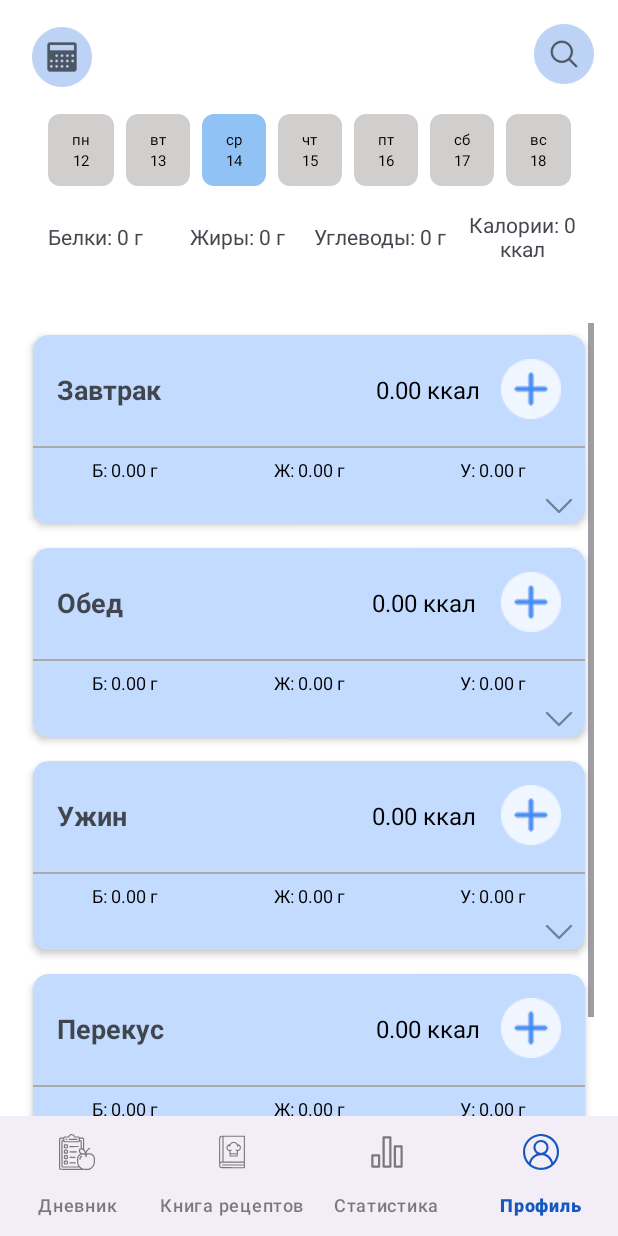
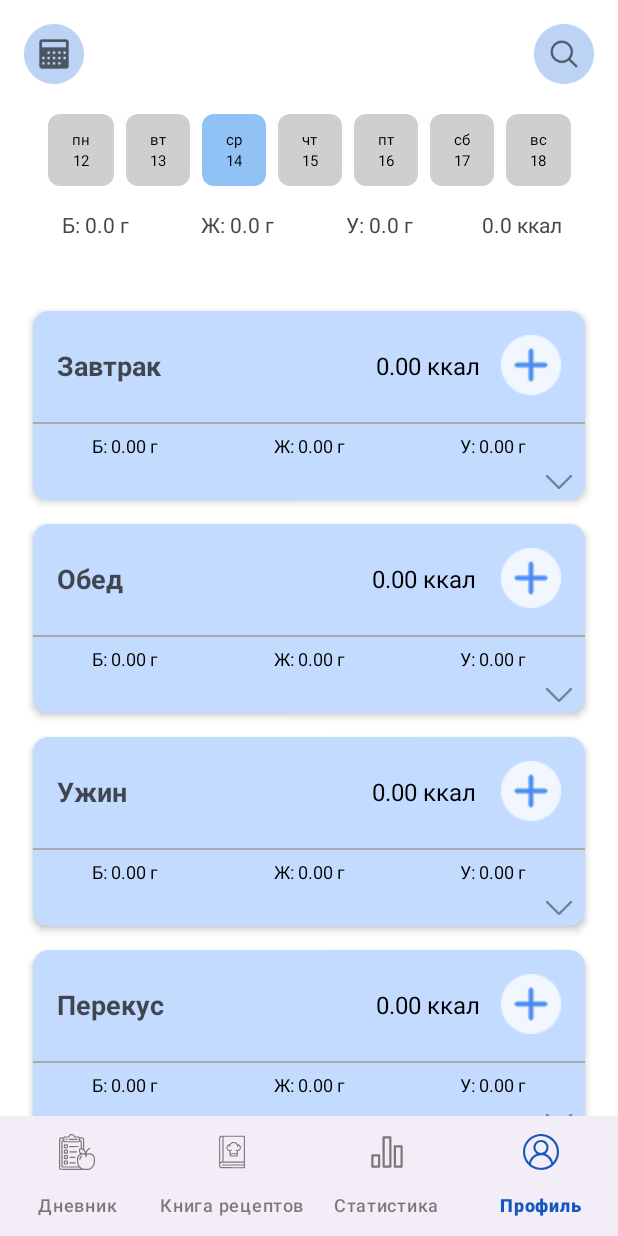
Before and after one commit to ismailkhanova/CalorieCalc, an Android app built with Jetpack Compose: the fragment DiaryFragment placed in its activity, on a phone screen of 412 x 824 dp. Run offline under Robolectric (Android 15) with nearby library versions, the phone set to English and light mode, and no system bars; our stand-ins replace Firebase (no records; nobody signed in at launch, a user with empty details on screens opened directly), navigation-ui.

Commit message:
Count sum of КБЖУ

```diff
--- a/app/src/main/java/com/example/caloriecalc/data/DiaryViewModel.kt
+++ b/app/src/main/java/com/example/caloriecalc/data/DiaryViewModel.kt
@@ -15,6 +15,7 @@ import com.google.firebase.database.ValueEventListener
 import com.google.firebase.database.database
 import java.time.DayOfWeek
 import java.time.LocalDate
+import kotlin.math.roundToInt
 
 class DiaryViewModel: ViewModel() {
     private val database = Firebase.database.reference
@@ -29,9 +30,13 @@ class DiaryViewModel: ViewModel() {
 
     private val _isLoading = MutableLiveData(false)
     val isLoading: LiveData<Boolean> = _isLoading
+    private val _goalCalories = MutableLiveData<Int>()
+    val goalCalories: LiveData<Int> = _goalCalories
+
     init {
         database.keepSynced(true)
         loadInitialWeekData()
+        loadUserGoalCalories()
     }
 
     fun loadInitialWeekData() {
@@ -143,4 +148,37 @@ class DiaryViewModel: ViewModel() {
         return _foodData.value?.get(date) ?: emptyMap()
     }
 
+    fun loadUserGoalCalories() {
+        database.child("profiles").child(currentUserId).child("goalCalories")
+            .addListenerForSingleValueEvent(object : ValueEventListener {
+                override fun onDataChange(snapshot: DataSnapshot) {
+                    val goal = snapshot.getValue(Int::class.java)
+                    _goalCalories.value = goal ?: 2000
+                }
+                override fun onCancelled(error: DatabaseError){
+                    Log.e("DiaryViewModel", "Failed to load goalCalories", error.toException())
+                }
+            })
+    }
+
+    fun getNutrientSummaryForDate(date: LocalDate): NutrientSummary {
+        val meals = getFoodForDate(date)
+        var totalCalories = 0.0
+        var totalProtein = 0.0
+        var totalFats = 0.0
+        var totalCarbs = 0.0
+
+        for((_, products) in meals){
+            for(product in products){
+                totalCalories += product.calories.roundToInt()
+                totalProtein += product.protein_g
+                totalFats += product.fat_total_g
+                totalCarbs += product.carbohydrates_total_g
+            }
+        }
+
+        return NutrientSummary(totalCalories, totalProtein, totalFats, totalCarbs)
+
+    }
+
 }
--- a/app/src/main/java/com/example/caloriecalc/data/NutrientSummary.kt
+++ b/app/src/main/java/com/example/caloriecalc/data/NutrientSummary.kt
@@ -1,8 +1,8 @@
 package com.example.caloriecalc.data
 
 data class NutrientSummary(
-    val calories: Int,
-    val protein: Float,
-    val fats: Float,
-    val carbs: Float
+    val calories: Double,
+    val protein: Double,
+    val fats: Double,
+    val carbs: Double
 )
--- a/app/src/main/java/com/example/caloriecalc/fragments/DiaryFragment.kt
+++ b/app/src/main/java/com/example/caloriecalc/fragments/DiaryFragment.kt
@@ -27,6 +27,7 @@ import java.time.DayOfWeek
 import java.time.Instant
 import java.time.LocalDate
 import java.time.ZoneId
+import kotlin.math.roundToInt
 
 class DiaryFragment : Fragment() {
     private lateinit var viewModel: DiaryViewModel
@@ -59,6 +60,12 @@ class DiaryFragment : Fragment() {
         recyclerViewMeals = view.findViewById(R.id.recyclerViewMeals)
         progressBar = view.findViewById(R.id.progressBar)
 
+        totalCaloriesTextView = view.findViewById(R.id.text_total_calories)
+        totalProteinTextView = view.findViewById(R.id.text_total_protein)
+        totalFatsTextView = view.findViewById(R.id.text_total_fats)
+        totalCarbsTextView = view.findViewById(R.id.text_total_carbs)
+
+
 
         view.findViewById<ImageView>(R.id.btn_calendar).setOnClickListener {
             showDatePicker()
@@ -88,6 +95,19 @@ class DiaryFragment : Fragment() {
             val meals = viewModel.getMealsForDate(date)
             updateMealsForDate(date, meals)
         }
+
+        viewModel.goalCalories.observe(viewLifecycleOwner) { goalCalories ->
+            val selectedDate = viewModel.selectedDate.value ?: LocalDate.now()
+            updateNutrientUI(goalCalories, selectedDate)
+        }
+
+        viewModel.foodData.observe(viewLifecycleOwner) {
+            val selectedDate = viewModel.selectedDate.value ?: LocalDate.now()
+            viewModel.goalCalories.value?.let { goalCalories ->
+                updateNutrientUI(goalCalories, selectedDate)
+            }
+        }
+
 
         viewModel.loadInitialWeekData()
 
@@ -226,6 +246,33 @@ class DiaryFragment : Fragment() {
         daysAdapter.submitList(updatedDays)
     }
 
+    private fun updateNutrientUI(goalCalories: Int, date: LocalDate) {
+        val summary = viewModel.getNutrientSummaryForDate(date)
+
+        totalCaloriesTextView.text = "${summary.calories} ккал"
+        totalProteinTextView.text = "Б: ${"%.1f".format(summary.protein)} г"
+        totalFatsTextView.text = "Ж: ${"%.1f".format(summary.fats)} г"
+        totalCarbsTextView.text = "У: ${"%.1f".format(summary.carbs)} г"
+
+        val percentOfGoal = if (goalCalories > 0){
+            ((summary.calories * 100) / goalCalories).roundToInt()
+        }else 0
+        view?.findViewById<TextView>(R.id.caloriesInPercent)?.text = "РСК: $percentOfGoal%"
+
+        val proteinCalories = summary.protein * 4
+        val fatsCalories = summary.fats * 9
+        val carbsCalories = summary.carbs * 4
+        val total = proteinCalories + fatsCalories + carbsCalories
+
+        val proteinPercent = if (total > 0) ((proteinCalories * 100.0) / total).roundToInt() else 0
+        val fatsPercent = if (total > 0)  ((fatsCalories * 100.0) / total).roundToInt() else 0
+        val carbsPercent = if (total > 0) 100 - (proteinPercent + fatsPercent) else 0
+
+        view?.findViewById<TextView>(R.id.proteinInPercent)?.text = "$proteinPercent%"
+        view?.findViewById<TextView>(R.id.fatsInPercent)?.text = "$fatsPercent%"
+        view?.findViewById<TextView>(R.id.carbsInPercent)?.text = "$carbsPercent%"
+    }
+
     override fun onResume() {
         super.onResume()
         viewModel.selectedDate.value?.let { currentDate ->
--- a/app/src/main/res/layout/fragment_diary.xml
+++ b/app/src/main/res/layout/fragment_diary.xml
@@ -1,50 +1,51 @@
 <?xml version="1.0" encoding="utf-8"?>
-<androidx.constraintlayout.widget.ConstraintLayout
+<androidx.core.widget.NestedScrollView
     xmlns:android="http://schemas.android.com/apk/res/android"
+    xmlns:app="http://schemas.android.com/apk/res-auto"
     xmlns:tools="http://schemas.android.com/tools"
-    xmlns:app="http://schemas.android.com/apk/res-auto"
     android:layout_width="match_parent"
     android:layout_height="match_parent"
+    android:fillViewport="true">
+
+    <androidx.constraintlayout.widget.ConstraintLayout
+        android:layout_width="match_parent"
+        android:layout_height="wrap_content"
         tools:context=".fragments.DiaryFragment">
 
-
-    <!-- Кнопка поиска в правом верхнем углу -->
+        <!-- Кнопка поиска -->
         <ImageView
             android:id="@+id/search_button"
             android:layout_width="40dp"
             android:layout_height="40dp"
+            android:layout_margin="16dp"
+            android:contentDescription="Search"
             android:src="@drawable/search_button"
-        android:contentDescription="Search"
-        app:layout_constraintTop_toTopOf="parent"
             app:layout_constraintEnd_toEndOf="parent"
-        android:layout_margin="16dp"/>
+            app:layout_constraintTop_toTopOf="parent" />
+
+        <!-- Календарь -->
+        <ImageView
+            android:id="@+id/btn_calendar"
+            android:layout_width="40dp"
+            android:layout_height="40dp"
+            android:layout_margin="16dp"
+            android:contentDescription="Calendar"
+            android:src="@drawable/calendar_icon"
+            app:layout_constraintStart_toStartOf="parent"
+            app:layout_constraintTop_toTopOf="parent" />
 
         <!-- Горизонтальный календарь -->
         <androidx.recyclerview.widget.RecyclerView
             android:id="@+id/recyclerViewDays"
             android:layout_width="wrap_content"
             android:layout_height="wrap_content"
+            android:layout_marginTop="20dp"
             android:orientation="horizontal"
-        app:layout_constraintTop_toBottomOf="@id/search_button"
+            app:layout_constraintEnd_toEndOf="parent"
             app:layout_constraintStart_toStartOf="parent"
-        app:layout_constraintEnd_toEndOf="parent"
-        android:layout_marginTop="20dp"/>
+            app:layout_constraintTop_toBottomOf="@id/search_button" />
 
-
-    <ImageView
-        android:id="@+id/btn_calendar"
-        android:layout_width="40dp"
-        android:layout_height="40dp"
-        android:layout_margin="16dp"
-        android:contentDescription="Search"
-        android:src="@drawable/calendar_icon"
-        app:layout_constraintBottom_toTopOf="@+id/recyclerViewDays"
-        app:layout_constraintEnd_toStartOf="@+id/search_button"
-        app:layout_constraintHorizontal_bias="0.018"
-        app:layout_constraintStart_toStartOf="parent"
-        app:layout_constraintTop_toTopOf="parent" />
-
-
+        <!-- Сумма питательных веществ -->
         <LinearLayout
             android:id="@+id/nutrition_summary"
             android:layout_width="match_parent"
@@ -79,6 +80,7 @@
                 android:gravity="center"
                 android:text="Углеводы: 0 г" />
 
+
             <TextView
                 android:id="@+id/text_total_calories"
                 android:layout_width="0dp"
@@ -86,43 +88,78 @@
                 android:layout_weight="1"
                 android:gravity="center"
                 android:text="Калории: 0 ккал" />
-
         </LinearLayout>
 
-
+        <!-- Список приемов пищи -->
         <androidx.recyclerview.widget.RecyclerView
             android:id="@+id/recyclerViewMeals"
             android:layout_width="match_parent"
-        android:layout_height="0dp"
+            android:layout_height="wrap_content"
+            android:layout_marginTop="8dp"
             android:padding="16dp"
             android:clipToPadding="false"
-        android:scrollbars="vertical"
             app:layoutManager="androidx.recyclerview.widget.LinearLayoutManager"
             app:layout_constraintTop_toBottomOf="@id/nutrition_summary"
             app:layout_constraintStart_toStartOf="parent"
-        app:layout_constraintEnd_toEndOf="parent"
-        app:layout_constraintBottom_toBottomOf="parent"
-        android:layout_marginTop="8dp"
-        android:fillViewport="true"/>
+            app:layout_constraintEnd_toEndOf="parent"/>
 
+        <!-- Проценты питательных веществ -->
+        <LinearLayout
+            android:id="@+id/nutrient_percentages"
+            android:layout_width="match_parent"
+            android:layout_height="wrap_content"
+            android:orientation="horizontal"
+            android:padding="16dp"
+            app:layout_constraintTop_toBottomOf="@id/recyclerViewMeals"
+            app:layout_constraintStart_toStartOf="parent"
+            app:layout_constraintEnd_toEndOf="parent">
+
+            <TextView
+                android:id="@+id/proteinInPercent"
+                android:layout_width="0dp"
+                android:layout_height="wrap_content"
+                android:layout_weight="1"
+                android:text="Белки: 30%" />
+            <TextView
+                android:id="@+id/fatsInPercent"
+                android:layout_width="0dp"
+                android:layout_height="wrap_content"
+                android:layout_weight="1"
+                android:text="Жиры: 20%" />
+            <TextView
+                android:id="@+id/carbsInPercent"
+                android:layout_width="0dp"
+                android:layout_height="wrap_content"
+                android:layout_weight="1"
+                android:text="Углеводы: 50%" />
+            <TextView
+                android:id="@+id/caloriesInPercent"
+                android:layout_width="0dp"
+                android:layout_height="wrap_content"
+                android:layout_weight="1"
+                android:text="% от РСК" />
+        </LinearLayout>
+
+        <!-- Индикатор загрузки -->
         <FrameLayout
             android:id="@+id/loading_layout"
             android:layout_width="match_parent"
             android:layout_height="match_parent"
             android:visibility="gone"
             android:background="#80000000"
-        android:gravity="center">
+            app:layout_constraintBottom_toBottomOf="parent"
+            app:layout_constraintEnd_toEndOf="parent"
+            app:layout_constraintStart_toStartOf="parent"
+            app:layout_constraintTop_toTopOf="parent">
 
             <ProgressBar
                 android:id="@+id/progressBar"
                 android:layout_width="wrap_content"
                 android:layout_height="wrap_content"
+                android:layout_gravity="center"
                 android:indeterminate="true"
-            android:visibility="gone"
-            android:layout_gravity="center" />
+                android:visibility="gone" />
         </FrameLayout>
 
-
-
-
     </androidx.constraintlayout.widget.ConstraintLayout>
+</androidx.core.widget.NestedScrollView>
```
Lines whose indentation alone changed are shown as unchanged.
